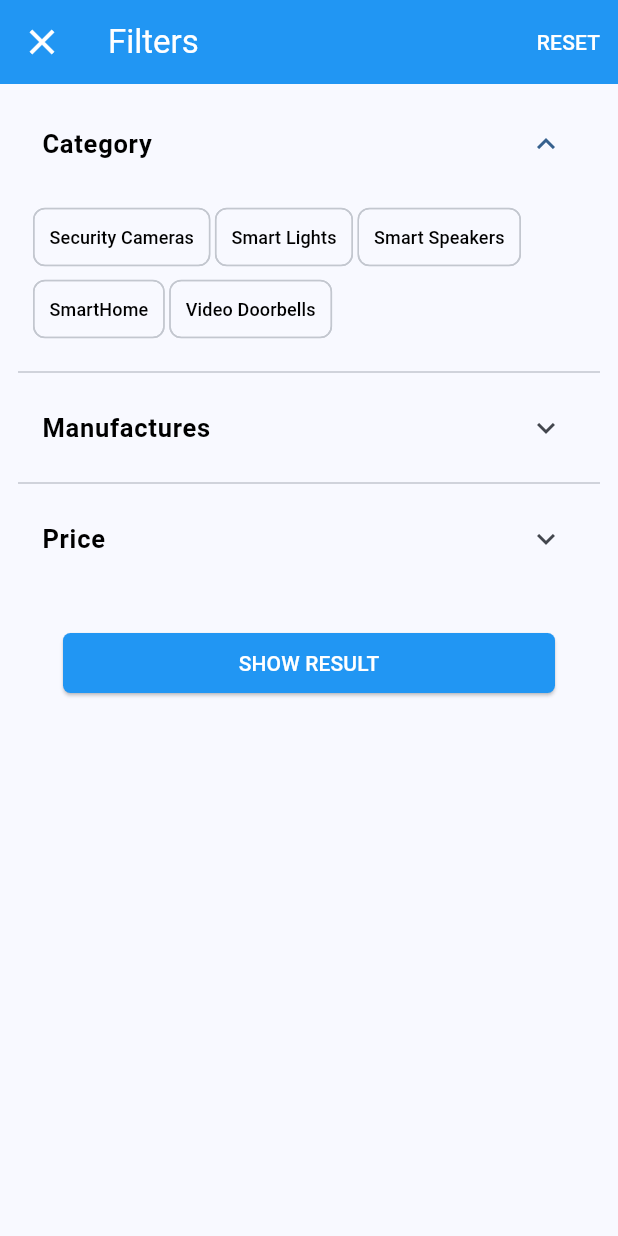
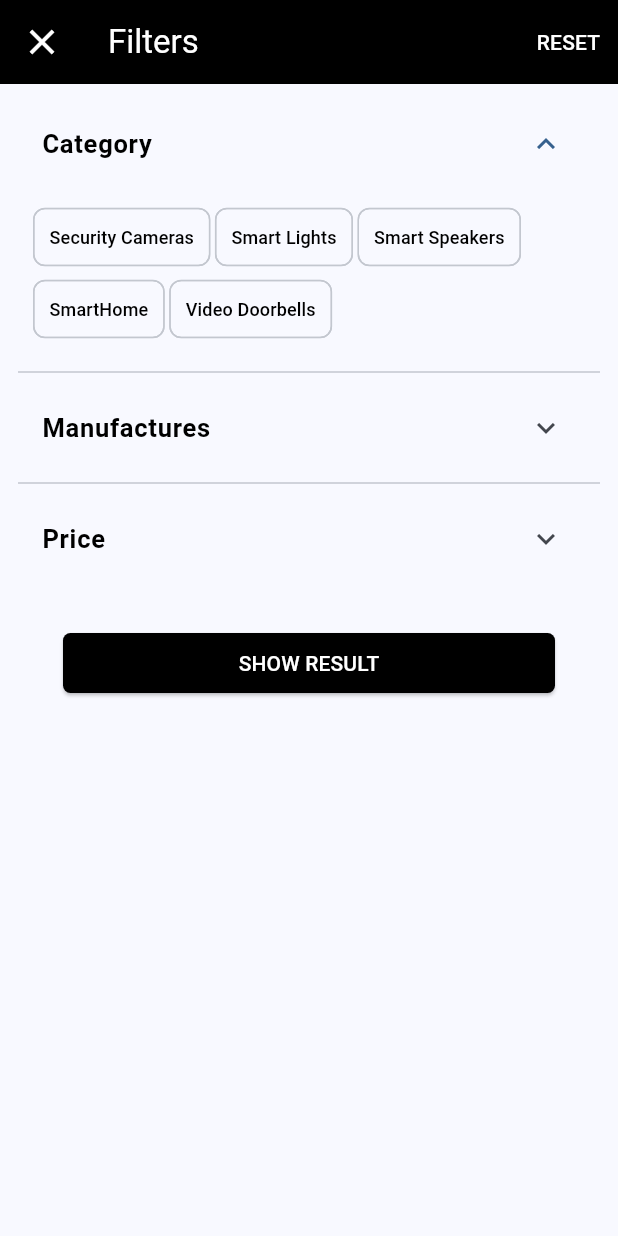
Before and after one commit to joyal670/smart_home_solutions, a Flutter app: what showFilterDialog() shows on an empty page, opened directly, on a phone screen of 412 x 824 dp. Run offline on Flutter 3.47's test engine with Material 3 defaults, Android fonts, the phone set to English and light mode, and no system bars; our stand-ins replace carousel_slider, countup, firebase_core, firebase_messaging, flutter_animate, flutter_local_notifications and 7 more; missing offline and left inert: animated_digit, animated_list_item, easy_image_viewer, floating_frosted_bottom_bar, flutter_emoji_feedback, flutter_timer_countdown and 1 more; accounts and stored records are empty.

Commit message:
screen added

```diff
--- a/lib/presentation/dashboard/screens/Products.dart
+++ b/lib/presentation/dashboard/screens/Products.dart
@@ -178,12 +178,12 @@ void showFilterDialog(BuildContext context) {
           crossAxisAlignment: CrossAxisAlignment.start,
           children: [
             AppBar(
-              backgroundColor: colorBlue,
+              backgroundColor: colorBlack,
               title: TextWidget(
                   title: 'Filters', textStyle: TextStyle(color: colorWhite)),
               leading: IconButton(
                 style: ButtonStyle(
-                    backgroundColor: MaterialStatePropertyAll(colorBlue)),
+                    backgroundColor: MaterialStatePropertyAll(colorBlack)),
                 onPressed: () {
                   Navigator.pop(context);
                 },
@@ -261,7 +261,7 @@ void showFilterDialog(BuildContext context) {
                   padding: const EdgeInsets.symmetric(horizontal: 30),
                   child: ElevatedButton(
                       style: ButtonStyle(
-                          backgroundColor: MaterialStatePropertyAll(colorBlue),
+                          backgroundColor: MaterialStatePropertyAll(colorBlack),
                           shape:
                               MaterialStateProperty.all<RoundedRectangleBorder>(
                                   RoundedRectangleBorder(
@@ -305,6 +305,7 @@ class _PriceSliderState extends State<PriceSlider> {
         RangeSlider(
           values: _currentRangeValues,
           max: 100,
+          activeColor: colorBlack,
           divisions: 5,
           labels: RangeLabels(
             _currentRangeValues.start.round().toString(),
```
Also changed, not shown: 4 other files.
